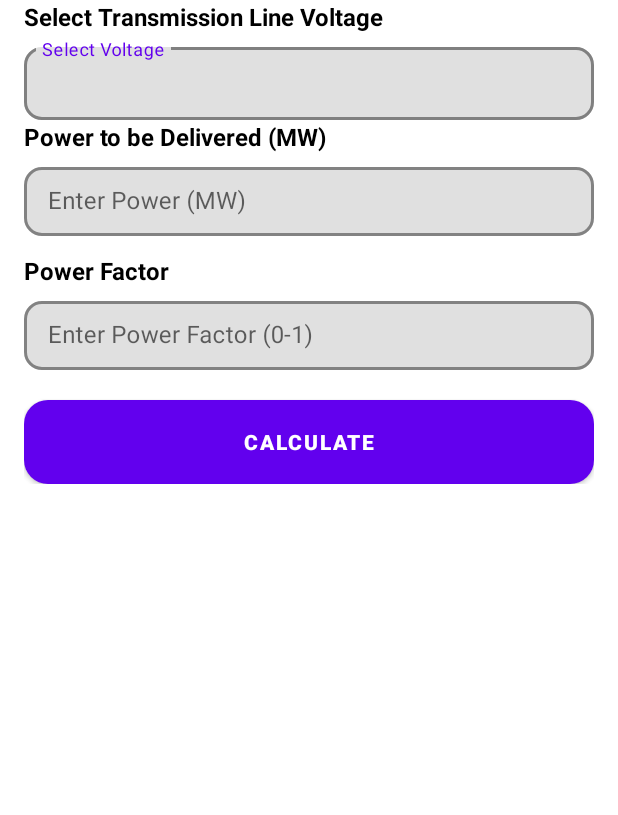
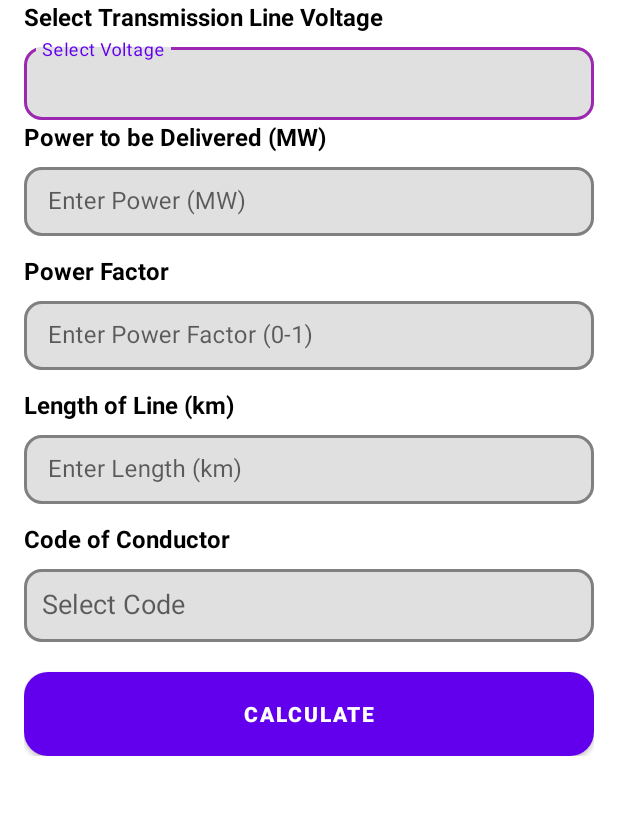
Before and after one commit to Dev-MeharPK/Transmission_Line_Analysis, an Android app: the screen it shows after launch (MainActivity), on a phone screen of 412 x 824 dp, the part 182-997 px from its top. Run offline under Robolectric (Android 15) with nearby library versions, the phone set to English and light mode, and no system bars.

Commit message:
Borders of Selector changing color

```diff
--- a/app/src/main/java/com/devmeharpk/transmissionlineanalysis/MainActivity.java
+++ b/app/src/main/java/com/devmeharpk/transmissionlineanalysis/MainActivity.java
@@ -1,7 +1,5 @@
 package com.devmeharpk.transmissionlineanalysis;
 
-import android.content.res.ColorStateList;
-import android.graphics.Color;
 import android.os.Bundle;
 import android.widget.ArrayAdapter;
 import android.widget.AutoCompleteTextView;
@@ -13,9 +11,9 @@ import com.google.android.material.textfield.TextInputLayout;
 
 public class MainActivity extends AppCompatActivity {
 
-    private AutoCompleteTextView voltageSpinner;
-    private TextInputLayout voltageLayout, powerLayout, powerFactorLayout;
-    private TextInputEditText powerInput, powerFactorInput;
+    private AutoCompleteTextView voltageSpinner, codeOfConductorSpinner;
+    private TextInputLayout voltageLayout, powerLayout, powerFactorLayout, lengthOfLineLayout, codeOfConductorLayout;
+    private TextInputEditText powerInput, powerFactorInput, lengthOfLineInput;
     private Button calculateButton;
 
     @Override
@@ -25,40 +23,54 @@ public class MainActivity extends AppCompatActivity {
 
         // Initialize UI elements
         voltageSpinner = findViewById(R.id.voltageSpinner);
+        codeOfConductorSpinner = findViewById(R.id.codeOfConductorSpinner);
         voltageLayout = findViewById(R.id.voltageLayout);
         powerLayout = findViewById(R.id.powerLayout);
         powerFactorLayout = findViewById(R.id.powerFactorLayout);
+        lengthOfLineLayout = findViewById(R.id.lengthOfLineLayout);
+        codeOfConductorLayout = findViewById(R.id.codeOfConductorLayout);
         powerInput = findViewById(R.id.powerInput);
         powerFactorInput = findViewById(R.id.powerFactorInput);
+        lengthOfLineInput = findViewById(R.id.lengthOfLineInput);
         calculateButton = findViewById(R.id.calculateButton);
 
-        // Set up dropdown menu
+        // Set up Voltage dropdown menu
         String[] voltageOptions = {"132KV", "500KV"};
-        ArrayAdapter<String> adapter = new ArrayAdapter<>(this, android.R.layout.simple_dropdown_item_1line, voltageOptions);
-        voltageSpinner.setAdapter(adapter);
+        ArrayAdapter<String> voltageAdapter = new ArrayAdapter<>(this, android.R.layout.simple_dropdown_item_1line, voltageOptions);
+        voltageSpinner.setAdapter(voltageAdapter);
 
-        // Ensure dropdown opens on click
-        voltageSpinner.setOnClickListener(v -> {
-            voltageSpinner.requestFocus();
-            voltageSpinner.showDropDown();
-        });
-
-        // Show Toast when voltage is selected
+        voltageSpinner.setOnClickListener(v -> voltageSpinner.showDropDown());
         voltageSpinner.setOnItemClickListener((parent, view, position, id) ->
                 Toast.makeText(this, "Voltage: " + voltageOptions[position], Toast.LENGTH_SHORT).show()
         );
 
-        // Handle calculate button click
+        // Set up Code of Conductor dropdown menu
+        String[] conductorOptions = {"Alpha", "Beta"};
+        ArrayAdapter<String> conductorAdapter = new ArrayAdapter<>(this, android.R.layout.simple_dropdown_item_1line, conductorOptions);
+        codeOfConductorSpinner.setAdapter(conductorAdapter);
+
+        codeOfConductorSpinner.setOnClickListener(v -> codeOfConductorSpinner.showDropDown());
+        codeOfConductorSpinner.setOnItemClickListener((parent, view, position, id) ->
+                Toast.makeText(this, "Conductor: " + conductorOptions[position], Toast.LENGTH_SHORT).show()
+        );
+
+        // Handle Calculate button click
         calculateButton.setOnClickListener(v -> {
             String voltage = voltageSpinner.getText().toString().trim();
+            String conductorCode = codeOfConductorSpinner.getText().toString().trim();
             String power = powerInput.getText().toString().trim();
             String powerFactor = powerFactorInput.getText().toString().trim();
+            String lengthOfLine = lengthOfLineInput.getText().toString().trim();
 
             if (voltage.isEmpty()) {
                 Toast.makeText(this, "Select voltage!", Toast.LENGTH_SHORT).show();
                 return;
             }
-            if (power.isEmpty() || powerFactor.isEmpty()) {
+            if (conductorCode.isEmpty()) {
+                Toast.makeText(this, "Select Conductor Code!", Toast.LENGTH_SHORT).show();
+                return;
+            }
+            if (power.isEmpty() || powerFactor.isEmpty() || lengthOfLine.isEmpty()) {
                 Toast.makeText(this, "Fill all fields!", Toast.LENGTH_SHORT).show();
                 return;
             }
@@ -66,11 +78,14 @@ public class MainActivity extends AppCompatActivity {
             try {
                 double powerValue = Double.parseDouble(power);
                 double pfValue = Double.parseDouble(powerFactor);
+                double lineLength = Double.parseDouble(lengthOfLine);
 
                 if (pfValue < 0 || pfValue > 1) {
                     Toast.makeText(this, "Power Factor: 0 - 1", Toast.LENGTH_SHORT).show();
                 } else {
-                    Toast.makeText(this, voltage + " | " + powerValue + "MW | PF: " + pfValue, Toast.LENGTH_LONG).show();
+                    Toast.makeText(this, voltage + " | " + powerValue + "MW | PF: " + pfValue
+                                    + " | Line: " + lineLength + "km | Conductor: " + conductorCode,
+                            Toast.LENGTH_LONG).show();
                 }
             } catch (NumberFormatException e) {
                 Toast.makeText(this, "Enter valid numbers!", Toast.LENGTH_SHORT).show();
--- /dev/null
+++ b/app/src/main/res/drawable/focused_border.xml
@@ -0,0 +1,4 @@
+<selector xmlns:android="http://schemas.android.com/apk/res/android">
+    <item android:state_focused="true" android:color="@color/purple" /> <!-- Purple when focused -->
+    <item android:color="@color/gray" /> <!-- Default gray when not focused -->
+</selector>
--- a/app/src/main/res/layout/activity_main.xml
+++ b/app/src/main/res/layout/activity_main.xml
@@ -34,14 +34,13 @@
             android:textColor="@color/black"
             android:layout_marginBottom="4dp" />
 
-        <!-- Voltage Selection with TextInputLayout -->
         <com.google.android.material.textfield.TextInputLayout
             android:id="@+id/voltageLayout"
             android:layout_width="match_parent"
             android:layout_height="wrap_content"
             android:hint="Select Voltage"
             app:boxBackgroundMode="outline"
-            app:boxStrokeColor="@color/gray"
+            app:boxStrokeColor="@drawable/focused_border"
             app:boxStrokeWidth="2dp"
             app:boxCornerRadiusTopStart="12dp"
             app:boxCornerRadiusTopEnd="12dp"
@@ -71,7 +70,7 @@
             android:id="@+id/powerLayout"
             android:layout_width="match_parent"
             android:layout_height="wrap_content"
-            app:boxStrokeColor="@color/gray"
+            app:boxStrokeColor="@drawable/focused_border"
             app:boxStrokeWidth="2dp"
             app:boxBackgroundMode="outline"
             app:boxCornerRadiusTopStart="12dp"
@@ -104,7 +103,7 @@
             android:id="@+id/powerFactorLayout"
             android:layout_width="match_parent"
             android:layout_height="wrap_content"
-            app:boxStrokeColor="@color/gray"
+            app:boxStrokeColor="@drawable/focused_border"
             app:boxStrokeWidth="2dp"
             app:boxBackgroundMode="outline"
             app:boxCornerRadiusTopStart="12dp"
@@ -124,6 +123,73 @@
                 android:textColor="@color/black" />
         </com.google.android.material.textfield.TextInputLayout>
 
+        <!-- Length of Line -->
+        <TextView
+            android:layout_width="wrap_content"
+            android:layout_height="wrap_content"
+            android:text="Length of Line (km)"
+            android:textStyle="bold"
+            android:textSize="16sp"
+            android:textColor="@color/black"
+            android:layout_marginTop="12dp"
+            android:layout_marginBottom="4dp" />
+
+        <com.google.android.material.textfield.TextInputLayout
+            android:id="@+id/lengthOfLineLayout"
+            android:layout_width="match_parent"
+            android:layout_height="wrap_content"
+            app:boxStrokeColor="@drawable/focused_border"
+            app:boxStrokeWidth="2dp"
+            app:boxBackgroundMode="outline"
+            app:boxCornerRadiusTopStart="12dp"
+            app:boxCornerRadiusTopEnd="12dp"
+            app:boxCornerRadiusBottomStart="12dp"
+            app:boxCornerRadiusBottomEnd="12dp">
+
+            <com.google.android.material.textfield.TextInputEditText
+                android:id="@+id/lengthOfLineInput"
+                android:layout_width="match_parent"
+                android:layout_height="match_parent"
+                android:hint="Enter Length (km)"
+                android:inputType="numberDecimal"
+                android:padding="12dp"
+                android:textColor="@color/black" />
+        </com.google.android.material.textfield.TextInputLayout>
+
+        <!-- Code of Conductor -->
+        <TextView
+            android:layout_width="wrap_content"
+            android:layout_height="wrap_content"
+            android:text="Code of Conductor"
+            android:textStyle="bold"
+            android:textSize="16sp"
+            android:textColor="@color/black"
+            android:layout_marginTop="12dp"
+            android:layout_marginBottom="4dp" />
+
+        <com.google.android.material.textfield.TextInputLayout
+            android:id="@+id/codeOfConductorLayout"
+            android:layout_width="match_parent"
+            android:layout_height="wrap_content"
+            android:hint="Select Code"
+            app:boxBackgroundMode="outline"
+            app:boxStrokeColor="@drawable/focused_border"
+            app:boxStrokeWidth="2dp"
+            app:boxCornerRadiusTopStart="12dp"
+            app:boxCornerRadiusTopEnd="12dp"
+            app:boxCornerRadiusBottomStart="12dp"
+            app:boxCornerRadiusBottomEnd="12dp">
+
+            <AutoCompleteTextView
+                android:id="@+id/codeOfConductorSpinner"
+                android:layout_width="match_parent"
+                android:layout_height="match_parent"
+                android:inputType="none"
+                android:padding="12dp"
+                android:textColor="@color/black"
+                android:entries="@array/conductor_codes" />
+        </com.google.android.material.textfield.TextInputLayout>
+
         <!-- Calculate Button -->
         <Button
             android:id="@+id/calculateButton"
--- a/app/src/main/res/values/colors.xml
+++ b/app/src/main/res/values/colors.xml
@@ -6,4 +6,6 @@
     <color name="white">#FFFFFF</color>  <!-- White Background -->
     <color name="purple_700">#6200EE</color>
     <color name="gray">#808080</color>
+    <color name="purple">#9C27B0</color> <!-- Purple color -->
+
 </resources>
--- a/app/src/main/res/values/strings.xml
+++ b/app/src/main/res/values/strings.xml
@@ -4,4 +4,8 @@
         <item>132KV</item>
         <item>500KV</item>
     </string-array>
+    <string-array name="conductor_codes">
+        <item>Alpha</item>
+        <item>Beta</item>
+    </string-array>
 </resources>
```
